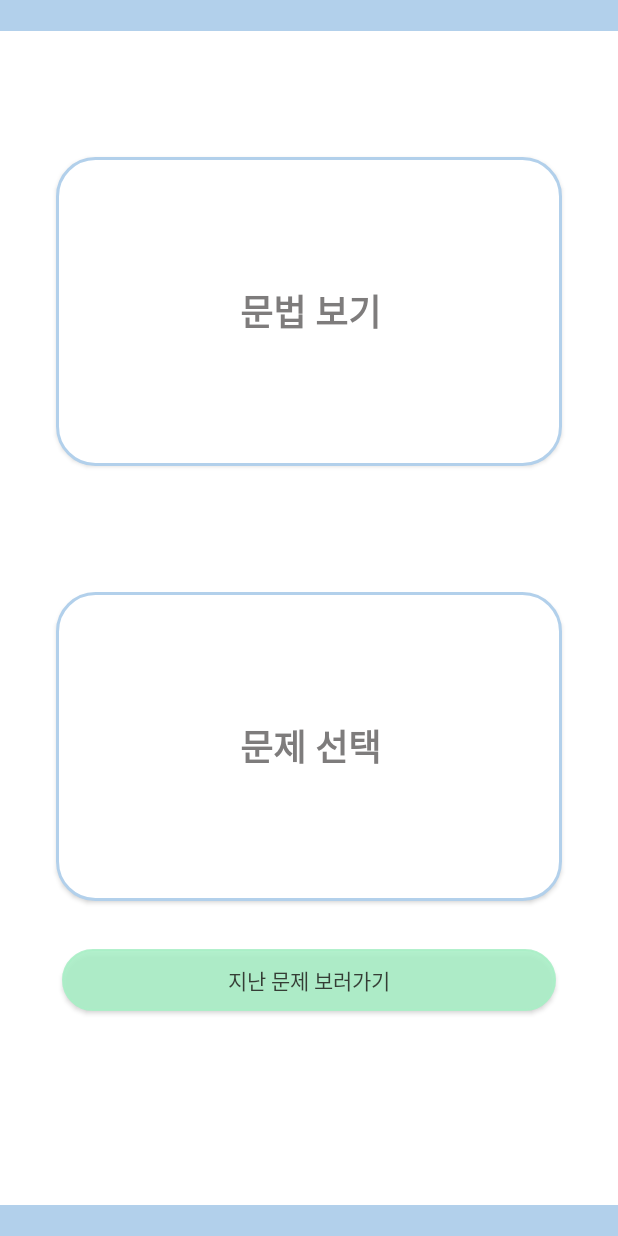
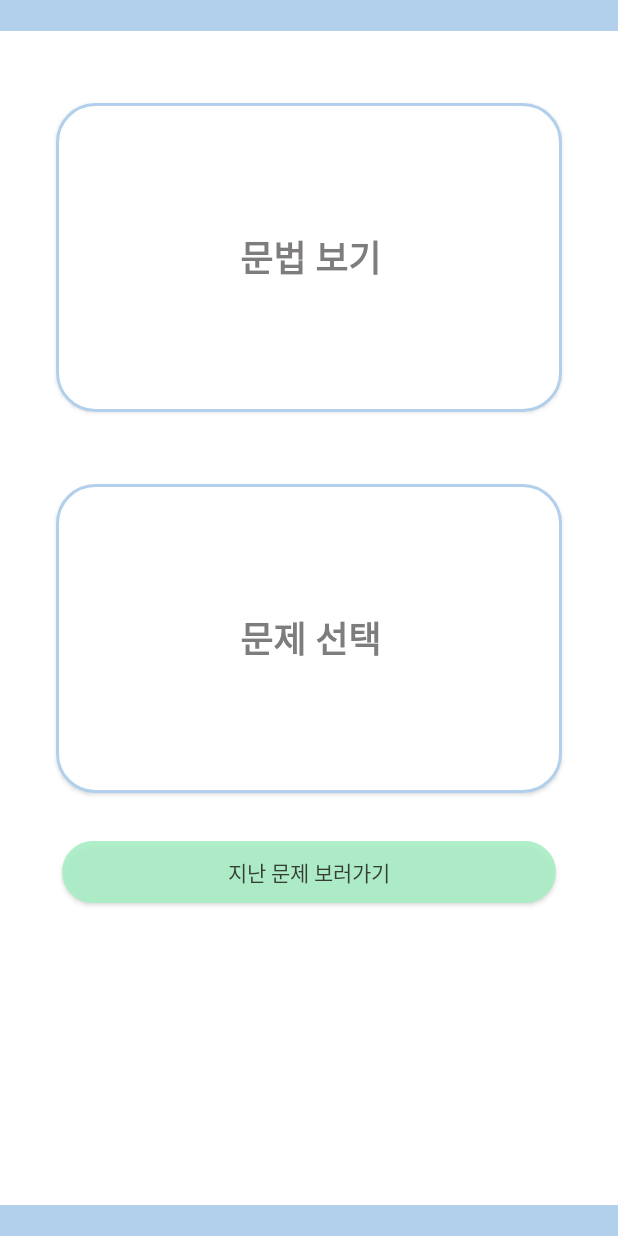
Before and after one commit to LeeSaeBom/CODIZ-AOS, an Android app: the SelectActivity screen opened directly, with no data from a screen before it, on a phone screen of 412 x 824 dp. Run offline under Robolectric (Android 15) with nearby library versions, the phone set to English and light mode, and no system bars.

Commit message:
지난문제풀이 UI 수정

```diff
--- a/app/src/main/res/layout/activity_select.xml
+++ b/app/src/main/res/layout/activity_select.xml
@@ -26,7 +26,7 @@
         android:id="@+id/grammerButton"
         android:layout_width="337dp"
         android:layout_height="206dp"
-        android:layout_marginTop="84dp"
+        android:layout_marginTop="48dp"
         android:background="@drawable/border_blue"
         android:fontFamily="sans-serif-medium"
         android:text="문법 보기"
@@ -42,7 +42,7 @@
         android:id="@+id/problemButton"
         android:layout_width="337dp"
         android:layout_height="206dp"
-        android:layout_marginTop="84dp"
+        android:layout_marginTop="48dp"
         android:background="@drawable/border_blue"
         android:text="문제 선택"
         android:textColor="#D5656262"
```
